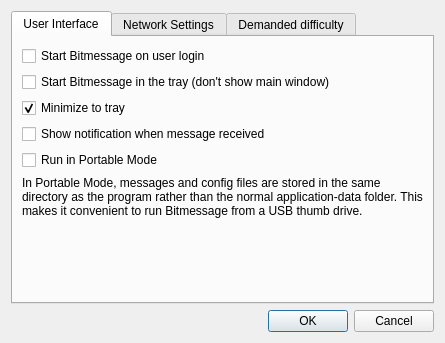
This is src/settings.ui in Bitmessage/PyBitmessage as Qt 5 draws it before an edit. The edited form follows.
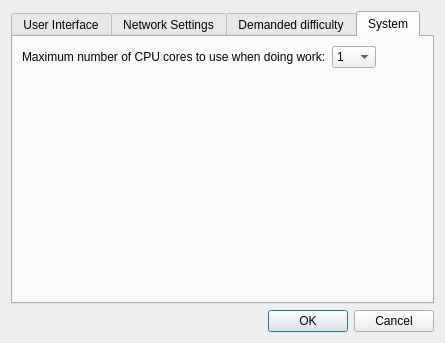
This is the edited form. The open tabs and pages were chosen to show the change.

Commit message: Multi-core POW

Patch:
```diff
--- a/src/settings.ui
+++ b/src/settings.ui
@@ -373,6 +373,60 @@
        </item>
       </layout>
      </widget>
+     <widget class="QWidget" name="tab_2">
+      <attribute name="title">
+       <string>System</string>
+      </attribute>
+      <layout class="QFormLayout" name="formLayout">
+       <item row="0" column="0">
+        <widget class="QLabel" name="label_13">
+         <property name="text">
+          <string>Maximum number of CPU cores to use when doing work:</string>
+         </property>
+        </widget>
+       </item>
+       <item row="0" column="1">
+        <widget class="QComboBox" name="comboBoxMaxCores">
+         <property name="sizePolicy">
+          <sizepolicy hsizetype="Fixed" vsizetype="Fixed">
+           <horstretch>0</horstretch>
+           <verstretch>0</verstretch>
+          </sizepolicy>
+         </property>
+         <item>
+          <property name="text">
+           <string>1</string>
+          </property>
+         </item>
+         <item>
+          <property name="text">
+           <string>2</string>
+          </property>
+         </item>
+         <item>
+          <property name="text">
+           <string>4</string>
+          </property>
+         </item>
+         <item>
+          <property name="text">
+           <string>8</string>
+          </property>
+         </item>
+         <item>
+          <property name="text">
+           <string>16</string>
+          </property>
+         </item>
+         <item>
+          <property name="text">
+           <string>All</string>
+          </property>
+         </item>
+        </widget>
+       </item>
+      </layout>
+     </widget>
     </widget>
    </item>
   </layout>
```
The commit also changes 5 other files.
